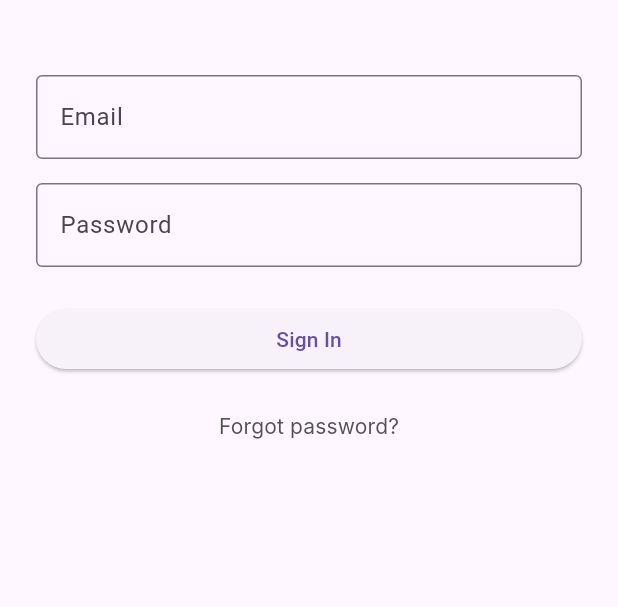
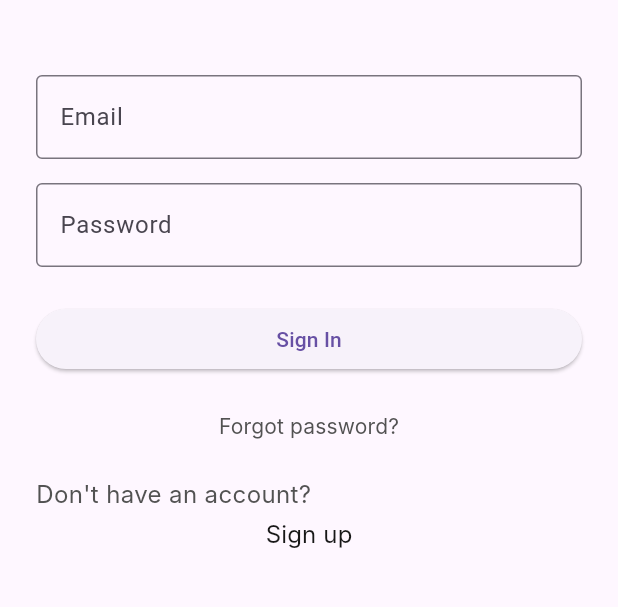
Before and after one commit to vasu-patel-123/Team-HamburgerHelpers-final-Project, a Flutter app: the screen it shows after launch, on a phone screen of 412 x 824 dp, the part 201-808 px from its top. Run offline on Flutter 3.47's test engine with Material 3 defaults, Android fonts, the phone set to English and light mode, and no system bars; our stand-ins replace firebase_auth, firebase_core, firebase_database, shared_preferences, table_calendar; missing offline and left inert: firebase_app_check; accounts and stored records are empty; Roboto replaces fonts that are missing (Inter).

Commit message:
added sign up section

```diff
--- a/taskii/lib/main.dart
+++ b/taskii/lib/main.dart
@@ -371,6 +371,44 @@ class _LoginPageSignUpState extends State<LoginPageSignUp> {
                       ),
                     ),
                   ),
+
+                  // Sign Up Section
+                  const SizedBox(height: 24),
+                  const Text(
+                    "Don't have an account?",
+                    style: TextStyle(
+                      color: Color(0xFF525252),
+                      fontSize: 16,
+                      fontFamily: 'Inter',
+                      fontWeight: FontWeight.w400,
+                    ),
+                  ),
+                  const SizedBox(height: 4),
+                  TextButton(
+                    onPressed: () {
+                      debugPrint('Sign up pressed');
+                        Navigator.push(
+                        context,
+                        MaterialPageRoute(builder: (context) => const SignUpPage()),
+                      );
+                    },
+                    style: TextButton.styleFrom(
+                      padding: EdgeInsets.zero,
+                      minimumSize: Size.zero,
+                      tapTargetSize: MaterialTapTargetSize.shrinkWrap,
+                    ),
+                    child: const Text(
+                      'Sign up',
+                      style: TextStyle(
+                        color: Color(0xFF171717),
+                        fontSize: 16,
+                        fontFamily: 'Inter',
+                        fontWeight: FontWeight.w400,
+                      ),
+                    ),
+                  ),
+
+
                 ],
               ),
             ),
```
